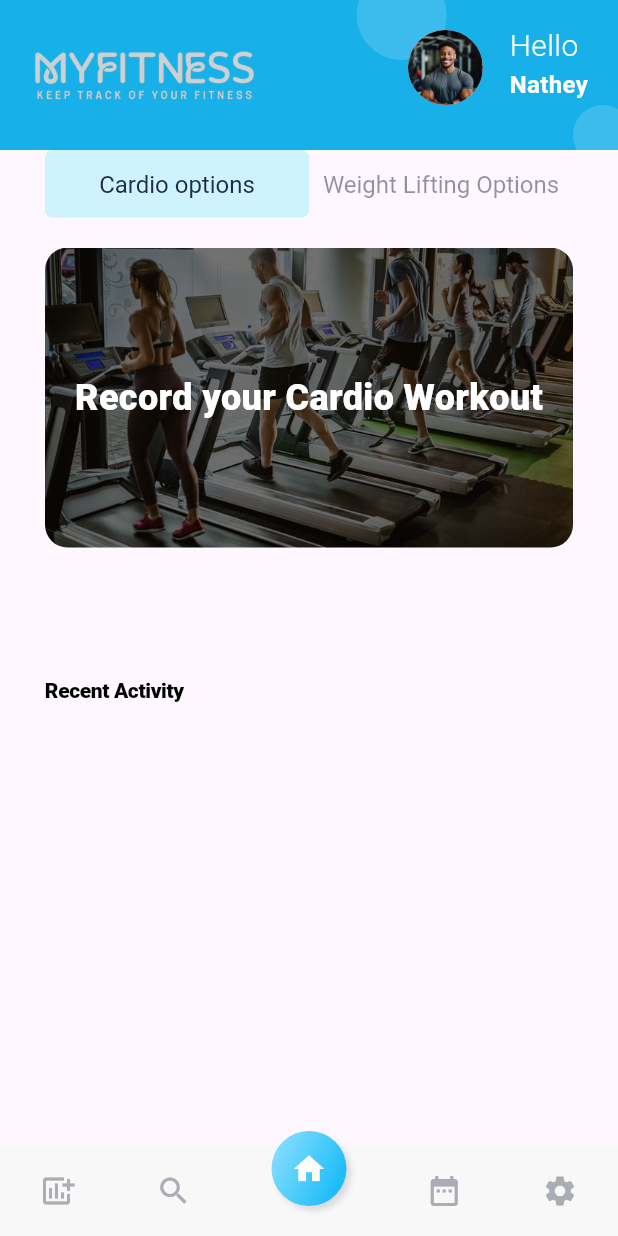
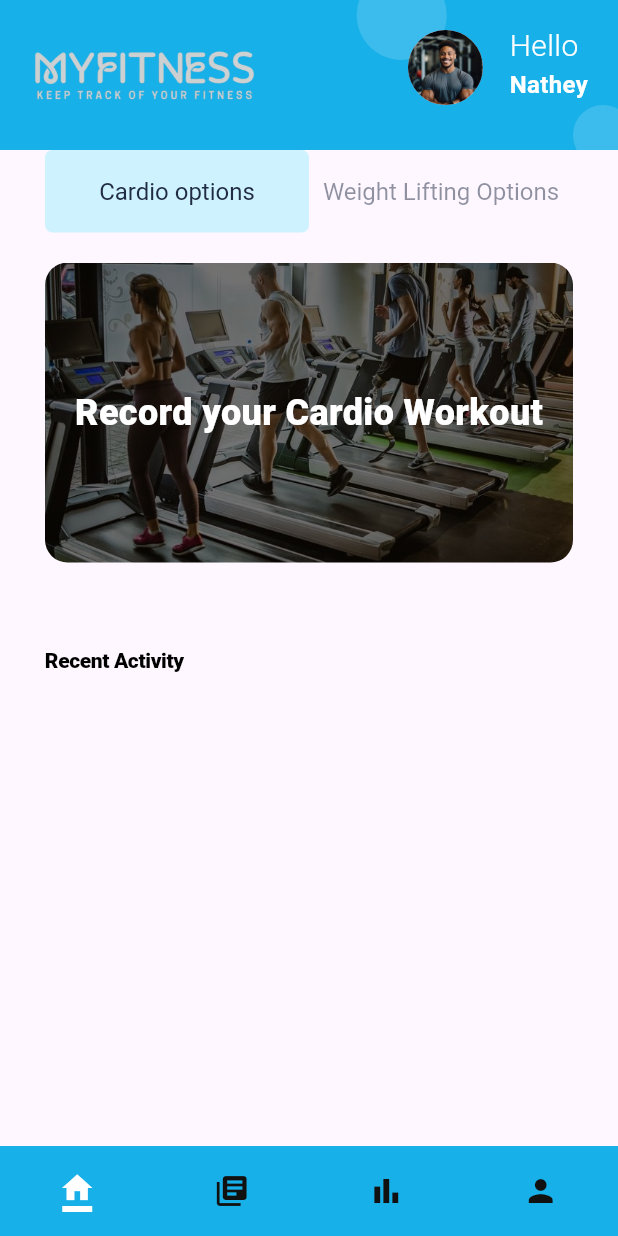
Before and after one commit to AlvinNathey/myfitness, a Flutter app: the screen it shows after launch, on a phone screen of 412 x 824 dp. Run offline on Flutter 3.47's test engine with Material 3 defaults, Android fonts, the phone set to English and light mode, and no system bars.

```diff
--- a/lib/main.dart
+++ b/lib/main.dart
@@ -1,7 +1,10 @@
-import 'package:myfitness/pages/details/details.dart';
-import 'package:myfitness/pages/home/home.dart';
 import 'package:flutter/material.dart';
 import 'package:flutter/services.dart';
+import 'package:myfitness/pages/details/details.dart';
+import 'package:myfitness/pages/home/home.dart'; // Ensure this is correct
+import 'package:myfitness/navigation/records.dart'; // Import RecordsPage
+import 'package:myfitness/navigation/stats.dart';   // Import StatsPage
+import 'package:myfitness/navigation/profile.dart'; // Import ProfilePage
 
 void main() {
   WidgetsFlutterBinding.ensureInitialized();
@@ -28,11 +31,16 @@ class MyApp extends StatelessWidget {
         ),
       ),
       debugShowCheckedModeBanner: false,
+      // Add routes for Home, Details, Records, Stats, and Profile
       routes: {
-        '/': (context) => const HomePage(),
+        '/': (context) => const HomePage(),         // Default route to Home
+        '/home': (context) => const HomePage(),     // Ensure the home route is defined
         '/details': (context) => const DetailsPage(),
+        '/records': (context) => RecordsPage(),      // Records Page route
+        '/stats': (context) => StatsPage(),          // Stats Page route
+        '/profile': (context) => ProfilePage(),      // Profile Page route
       },
-      initialRoute: '/',
+      initialRoute: '/', // Initial route
     );
   }
 }
--- a/lib/pages/details/details.dart
+++ b/lib/pages/details/details.dart
@@ -24,7 +24,7 @@ class DetailsPage extends StatelessWidget {
           Divider(height: 30),
           Stats(),
           SizedBox(height: 30),
-          BottomNavigation(),
+         // BottomNavigation(),
         ],
       ),
     );
--- a/lib/pages/home/home.dart
+++ b/lib/pages/home/home.dart
@@ -1,8 +1,8 @@
+import 'package:flutter/material.dart';
 import 'package:myfitness/pages/home/widgets/activity.dart';
 import 'package:myfitness/pages/home/widgets/current.dart';
 import 'package:myfitness/pages/home/widgets/header.dart';
 import 'package:myfitness/widgets/bottom_navigation.dart';
-import 'package:flutter/material.dart';
 
 class HomePage extends StatelessWidget {
   const HomePage({Key? key}) : super(key: key);
@@ -11,11 +11,27 @@ class HomePage extends StatelessWidget {
   Widget build(BuildContext context) {
     return Scaffold(
       body: Column(
-        children: const [
-          AppHeader(),
-          CurrentPrograms(),
-          RecentActivities(),
-          BottomNavigation(),
+        children: [
+          const AppHeader(),
+          const CurrentPrograms(),
+          const RecentActivities(),
+
+          BottomNavigation(selectedIndex: 0, onItemTapped: (index) {
+            switch (index) {
+              case 0:
+                // Do nothing, already on Home
+                break;
+              case 1:
+                Navigator.of(context).pushReplacementNamed('/records');
+                break;
+              case 2:
+                Navigator.of(context).pushReplacementNamed('/stats');
+                break;
+              case 3:
+                Navigator.of(context).pushReplacementNamed('/profile');
+                break;
+            }
+          }),
         ],
       ),
     );
--- a/lib/pages/home/widgets/activity.dart
+++ b/lib/pages/home/widgets/activity.dart
@@ -22,7 +22,7 @@ class _RecentActivitiesState extends State<RecentActivities> {
   Widget build(BuildContext context) {
     return Expanded(
       child: Padding(
-        padding: const EdgeInsets.symmetric(vertical: 20, horizontal: 30),
+        padding: const EdgeInsets.symmetric(vertical: 0, horizontal: 30),
         child: Column(
           crossAxisAlignment: CrossAxisAlignment.start,
           children: [
--- a/lib/pages/home/widgets/current.dart
+++ b/lib/pages/home/widgets/current.dart
@@ -193,7 +193,7 @@ class _CurrentProgramsState extends State<CurrentPrograms> {
                     },
                     child: Container(
                       alignment: Alignment.center,
-                      height: 45,
+                      height: 55,
                       decoration: BoxDecoration(
                         color: active == program.type ? const Color(0xffcff2ff) : null,
                         borderRadius: BorderRadius.circular(5),
--- a/lib/widgets/bottom_navigation.dart
+++ b/lib/widgets/bottom_navigation.dart
@@ -1,63 +1,97 @@
 import 'package:flutter/material.dart';
 
 class BottomNavigation extends StatelessWidget {
-  const BottomNavigation({Key? key}) : super(key: key);
+  final int selectedIndex; // Track the selected index
+  final Function(int) onItemTapped; // Callback function for item taps
+
+  const BottomNavigation({
+    Key? key,
+    required this.selectedIndex,
+    required this.onItemTapped,
+  }) : super(key: key);
 
   @override
   Widget build(BuildContext context) {
     return Container(
       width: double.infinity,
       height: 60,
-      color: const Color(0xfff8f8f8),
-      child: IconTheme(
-        data: const IconThemeData(color: Color(0xffabadb4)),
-        child: Row(
-          mainAxisAlignment: MainAxisAlignment.spaceAround,
-          children: [
-            const Icon(
-              Icons.add_chart,
-            ),
-            const Icon(Icons.search),
-            Transform.translate(
-              offset: const Offset(0, -15),
-              child: GestureDetector(
-                onTap: () {
-                  // Navigator.of(context).pushReplacementNamed('/');
-                },
-                child: Container(
-                  padding: const EdgeInsets.all(13),
-                  decoration: const BoxDecoration(
-                      shape: BoxShape.circle,
-                      gradient: LinearGradient(
-                        begin: Alignment.topLeft,
-                        colors: [
-                          Color(0xff92e2ff),
-                          Color(0xff1ebdf8),
-                        ],
-                      ),
-                      boxShadow: [
-                        BoxShadow(
-                          color: Colors.black12,
-                          offset: Offset(3, 3),
-                          blurRadius: 3,
-                        )
-                      ]),
-                  child: const Icon(
-                    Icons.home,
+      color: const Color(0xff18b0e8), // Active color for the bottom navigation
+      child: Row(
+        mainAxisAlignment: MainAxisAlignment.spaceAround,
+        children: [
+          GestureDetector(
+            onTap: () => onItemTapped(0), // Home tapped
+            child: Column(
+              mainAxisAlignment: MainAxisAlignment.center,
+              children: [
+                Icon(
+                  Icons.home,
+                  color: selectedIndex == 0 ? Colors.white : const Color.fromARGB(255, 17, 17, 17),
+                ),
+                if (selectedIndex == 0)
+                  Container(
+                    height: 4,
+                    width: 20,
                     color: Colors.white,
                   ),
+              ],
+            ),
+          ),
+          GestureDetector(
+            onTap: () => onItemTapped(1), // Records tapped
+            child: Column(
+              mainAxisAlignment: MainAxisAlignment.center,
+              children: [
+                Icon(
+                  Icons.library_books,
+                  color: selectedIndex == 1 ? Colors.white : const Color.fromARGB(255, 17, 17, 17),
                 ),
-              ),
+                if (selectedIndex == 1)
+                  Container(
+                    height: 4,
+                    width: 20,
+                    color: Colors.white,
+                  ),
+              ],
             ),
-            const Icon(Icons.date_range),
-            GestureDetector(
-              onTap: () {
-                // Navigator.of(context).pushNamed('/details');
-              },
-              child: const Icon(Icons.settings),
+          ),
+          GestureDetector(
+            onTap: () => onItemTapped(2), // Stats tapped
+            child: Column(
+              mainAxisAlignment: MainAxisAlignment.center,
+              children: [
+                Icon(
+                  Icons.bar_chart,
+                  color: selectedIndex == 2 ? Colors.white : const Color.fromARGB(255, 17, 17, 17),
+                ),
+                if (selectedIndex == 2)
+                  Container(
+                    height: 4,
+                    width: 20,
+                    color: Colors.white,
+                  ),
+              ],
             ),
-          ],
-        ),
+          ),
+          GestureDetector(
+            onTap: () => onItemTapped(3), // Profile tapped
+            child: Column(
+              mainAxisAlignment: MainAxisAlignment.center,
+              children: [
+                Icon(
+                  Icons.person,
+                  color: selectedIndex == 3 ? Colors.white : const Color.fromARGB(255, 17, 17, 17),
+                ),
+                if (selectedIndex == 3)
+                  Container(
+                    height: 4,
+                    width: 20,
+                    color: Colors.white,
+                  ),
+              ],
+            ),
+          ),
+        ],
       ),
     );
   }
```
Also changed, not shown: lib/navigation/profile.dart (added, +40 -0 lines), lib/navigation/records.dart (added, +40 -0 lines), lib/navigation/stats.dart (added, +40 -0 lines).
